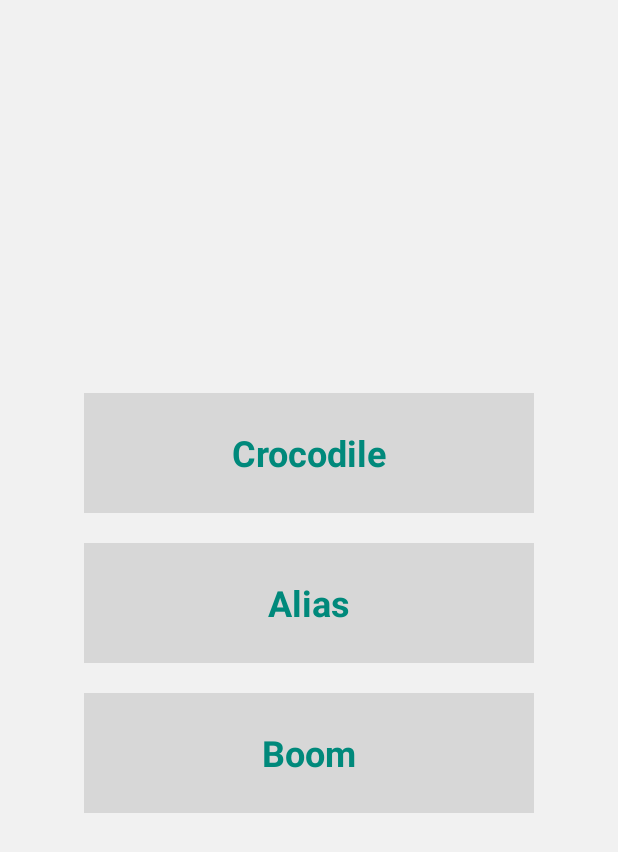
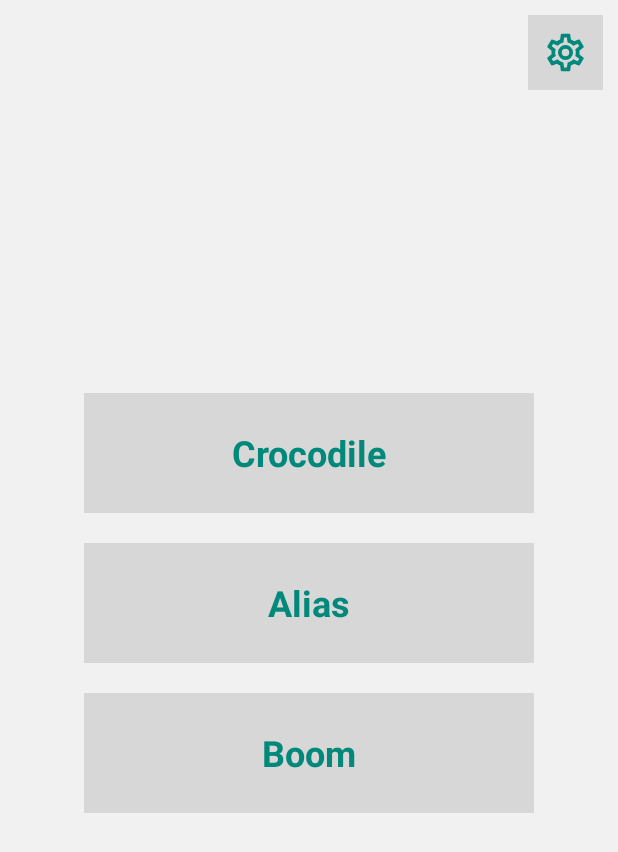
Before and after one commit to GamedevBible/gwf, an Android app: the screen it shows after launch (MainActivity), on a phone screen of 412 x 824 dp. Shown: the top 852 px of the screen. Run offline under Robolectric (Android 15) with nearby library versions, the phone set to English and light mode, and no system bars.

Commit message:
settings button and click animation

```diff
--- a/app/src/main/java/com/biblegamedev/gwf/MainActivity.kt
+++ b/app/src/main/java/com/biblegamedev/gwf/MainActivity.kt
@@ -15,7 +15,7 @@ class MainActivity : AppCompatActivity() {
         super.onCreate(savedInstanceState)
         setContentView(R.layout.activity_main)
 
-        var mDayNightMode = AppCompatDelegate.getDefaultNightMode();
+        var mDayNightMode = AppCompatDelegate.getDefaultNightMode()
 
         aliasClickLayout.setOnClickListener {
             mDayNightMode = if (mDayNightMode == AppCompatDelegate.MODE_NIGHT_NO)
@@ -24,6 +24,17 @@ class MainActivity : AppCompatActivity() {
                 AppCompatDelegate.MODE_NIGHT_NO
             AppCompatDelegate.setDefaultNightMode(mDayNightMode)
             delegate.applyDayNight()
+        }
+
+        settingsClickLayout.setOnClickListener {
+            val settingsAnimX = ObjectAnimator.ofFloat(settingsLayout, View.TRANSLATION_X, 0f, ((-1 * this.resources.displayMetrics.widthPixels) / 2 + 100).toFloat()).apply { duration = 500 }
+            val settingsAnimY = ObjectAnimator.ofFloat(settingsLayout, View.TRANSLATION_Y, 0f, (this.resources.displayMetrics.heightPixels / 2 - 100).toFloat()).apply { duration = 500 }
+            val settingsAnimFade = ObjectAnimator.ofFloat(settingsLayout, View.ALPHA, 1f, 0f).apply { duration = 500 }
+            val settingsAnimScaleX = ObjectAnimator.ofFloat(settingsLayout, View.SCALE_X, 1f, 5f).apply { duration = 500 }
+            val settingsAnimScaleY = ObjectAnimator.ofFloat(settingsLayout, View.SCALE_Y, 1f, 5f).apply { duration = 500 }
+            val animSetSettings = AnimatorSet()
+            animSetSettings.playTogether(settingsAnimX, settingsAnimY, settingsAnimFade, settingsAnimScaleX, settingsAnimScaleY)
+            animSetSettings.start()
         }
     }
 
@@ -38,18 +49,24 @@ class MainActivity : AppCompatActivity() {
         boomLayout.visibility = View.INVISIBLE
         crocodileLayout.visibility = View.INVISIBLE
         aliasLayout.visibility = View.INVISIBLE
+        settingsLayout.visibility = View.INVISIBLE
 
-        val crocodileAnimY = ObjectAnimator.ofFloat(crocodileLayout, View.TRANSLATION_Y, -100f, 0f)
-        val crocodileAnimFade = ObjectAnimator.ofFloat(crocodileLayout, View.ALPHA, 0f, 1f)
-        crocodileAnimY.duration = 200
-        crocodileAnimFade.duration = 200
+        val settingsAnimY = ObjectAnimator.ofFloat(settingsLayout, View.TRANSLATION_Y, -100f, 0f).apply { duration = 200 }
+        val settingsAnimFade = ObjectAnimator.ofFloat(settingsLayout, View.ALPHA, 0f, 1f).apply { duration = 200 }
+        val animSetSettings = AnimatorSet()
+        animSetSettings.playTogether(settingsAnimY, settingsAnimFade)
+
+        val crocodileAnimY = ObjectAnimator.ofFloat(crocodileLayout, View.TRANSLATION_Y, -100f, 0f).apply { duration = 200 }
+        val crocodileAnimFade = ObjectAnimator.ofFloat(crocodileLayout, View.ALPHA, 0f, 1f).apply { duration = 200 }
         val animSetCrocodile = AnimatorSet()
         animSetCrocodile.playTogether(crocodileAnimY, crocodileAnimFade)
+        animSetCrocodile.doOnEnd {
+            animSetSettings.start()
+            settingsLayout.visibility = View.VISIBLE
+        }
 
-        val aliasAnimY = ObjectAnimator.ofFloat(aliasLayout, View.TRANSLATION_Y, -100f, 0f)
-        val aliasAnimFade = ObjectAnimator.ofFloat(aliasLayout, View.ALPHA, 0f, 1f)
-        aliasAnimY.duration = 200
-        aliasAnimFade.duration = 200
+        val aliasAnimY = ObjectAnimator.ofFloat(aliasLayout, View.TRANSLATION_Y, -100f, 0f).apply { duration = 200 }
+        val aliasAnimFade = ObjectAnimator.ofFloat(aliasLayout, View.ALPHA, 0f, 1f).apply { duration = 200 }
         val animSetAlias = AnimatorSet()
         animSetAlias.playTogether(aliasAnimY, aliasAnimFade)
         animSetAlias.doOnEnd {
@@ -57,10 +74,8 @@ class MainActivity : AppCompatActivity() {
             crocodileLayout.visibility = View.VISIBLE
         }
 
-        val boomAnimY = ObjectAnimator.ofFloat(boomLayout, View.TRANSLATION_Y, -100f, 0f)
-        val boomAnimFade = ObjectAnimator.ofFloat(boomLayout, View.ALPHA, 0f, 1f)
-        boomAnimY.duration = 200
-        boomAnimFade.duration = 200
+        val boomAnimY = ObjectAnimator.ofFloat(boomLayout, View.TRANSLATION_Y, -100f, 0f).apply { duration = 200 }
+        val boomAnimFade = ObjectAnimator.ofFloat(boomLayout, View.ALPHA, 0f, 1f).apply { duration = 200 }
         val animSetBoom = AnimatorSet()
         animSetBoom.playTogether(boomAnimY, boomAnimFade)
         animSetBoom.doOnEnd {
--- /dev/null
+++ b/app/src/main/res/drawable/settings_outline.xml
@@ -0,0 +1,8 @@
+<!-- drawable/settings_outline.xml -->
+<vector xmlns:android="http://schemas.android.com/apk/res/android"
+    android:height="24dp"
+    android:width="24dp"
+    android:viewportWidth="24"
+    android:viewportHeight="24">
+    <path android:fillColor="?attr/appColorPrimary" android:pathData="M12,8A4,4 0 0,1 16,12A4,4 0 0,1 12,16A4,4 0 0,1 8,12A4,4 0 0,1 12,8M12,10A2,2 0 0,0 10,12A2,2 0 0,0 12,14A2,2 0 0,0 14,12A2,2 0 0,0 12,10M10,22C9.75,22 9.54,21.82 9.5,21.58L9.13,18.93C8.5,18.68 7.96,18.34 7.44,17.94L4.95,18.95C4.73,19.03 4.46,18.95 4.34,18.73L2.34,15.27C2.21,15.05 2.27,14.78 2.46,14.63L4.57,12.97L4.5,12L4.57,11L2.46,9.37C2.27,9.22 2.21,8.95 2.34,8.73L4.34,5.27C4.46,5.05 4.73,4.96 4.95,5.05L7.44,6.05C7.96,5.66 8.5,5.32 9.13,5.07L9.5,2.42C9.54,2.18 9.75,2 10,2H14C14.25,2 14.46,2.18 14.5,2.42L14.87,5.07C15.5,5.32 16.04,5.66 16.56,6.05L19.05,5.05C19.27,4.96 19.54,5.05 19.66,5.27L21.66,8.73C21.79,8.95 21.73,9.22 21.54,9.37L19.43,11L19.5,12L19.43,13L21.54,14.63C21.73,14.78 21.79,15.05 21.66,15.27L19.66,18.73C19.54,18.95 19.27,19.04 19.05,18.95L16.56,17.95C16.04,18.34 15.5,18.68 14.87,18.93L14.5,21.58C14.46,21.82 14.25,22 14,22H10M11.25,4L10.88,6.61C9.68,6.86 8.62,7.5 7.85,8.39L5.44,7.35L4.69,8.65L6.8,10.2C6.4,11.37 6.4,12.64 6.8,13.8L4.68,15.36L5.43,16.66L7.86,15.62C8.63,16.5 9.68,17.14 10.87,17.38L11.24,20H12.76L13.13,17.39C14.32,17.14 15.37,16.5 16.14,15.62L18.57,16.66L19.32,15.36L17.2,13.81C17.6,12.64 17.6,11.37 17.2,10.2L19.31,8.65L18.56,7.35L16.15,8.39C15.38,7.5 14.32,6.86 13.12,6.62L12.75,4H11.25Z" />
+</vector>
--- a/app/src/main/res/layout/activity_main.xml
+++ b/app/src/main/res/layout/activity_main.xml
@@ -1,13 +1,16 @@
 <?xml version="1.0" encoding="utf-8"?>
-<LinearLayout xmlns:android="http://schemas.android.com/apk/res/android"
+<RelativeLayout xmlns:android="http://schemas.android.com/apk/res/android"
     xmlns:tools="http://schemas.android.com/tools"
     android:layout_width="match_parent"
+    android:fitsSystemWindows="true"
+    android:paddingTop="?attr/actionBarSize"
+    android:layout_height="match_parent">
+    <LinearLayout
+        android:layout_width="match_parent"
         android:layout_height="match_parent"
-    android:fitsSystemWindows="true"
         android:orientation="vertical"
         android:layout_gravity="center"
         android:gravity="center"
-    android:id="@+id/mainLayout"
         tools:context=".MainActivity">
         <FrameLayout
             android:layout_width="wrap_content"
@@ -103,3 +106,26 @@
         </FrameLayout>
 
     </LinearLayout>
+    <FrameLayout
+        android:layout_width="50dp"
+        android:layout_height="50dp"
+        android:layout_alignParentEnd="true"
+        android:id="@+id/settingsLayout"
+        android:layout_margin="10dp"
+        android:background="@drawable/scr_main_button_border">
+        <FrameLayout
+            android:layout_width="match_parent"
+            android:layout_height="match_parent"
+            android:clickable="true"
+            android:focusable="true"
+            android:id="@+id/settingsClickLayout"
+            android:background="?attr/selectableItemBackground">
+            <ImageView
+                android:layout_gravity="center"
+                android:tint="?attr/appColorPrimary"
+                android:layout_width="30dp"
+                android:layout_height="30dp"
+                android:src="@drawable/settings_outline"/>
+        </FrameLayout>
+    </FrameLayout>
+</RelativeLayout>
```
Lines whose indentation alone changed are shown as unchanged.
